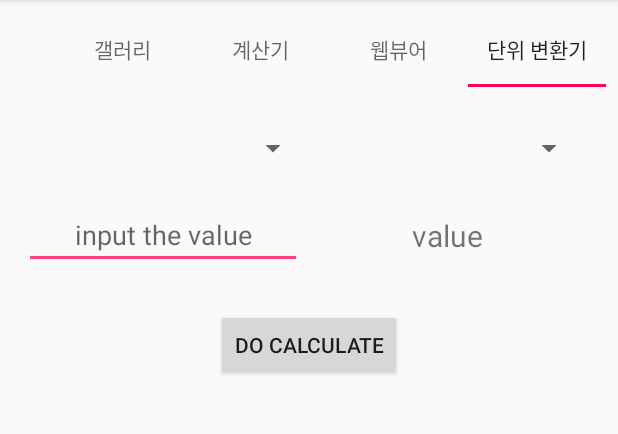
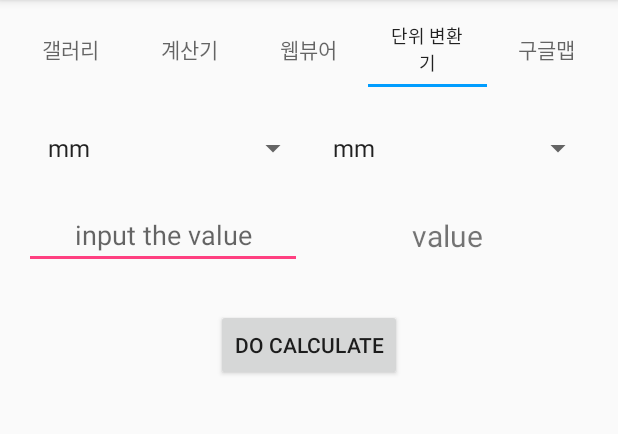
Before and after one commit to jhlee910609/MayProject, an Android app: the screen it shows after launch (MainActivity), tab 4 chosen, on a phone screen of 412 x 824 dp, the part 84-518 px from its top. Run offline under Robolectric (Android 15) with nearby library versions, the phone set to English and light mode, and no system bars.

Commit message:
====== modifiying code ======= 1. add googleMap. 2. add 'README' file.

```diff
--- a/app/build.gradle
+++ b/app/build.gradle
@@ -24,9 +24,12 @@ dependencies {
     androidTestCompile('com.android.support.test.espresso:espresso-core:2.2.2', {
         exclude group: 'com.android.support', module: 'support-annotations'
     })
+    // 구글맵 관련 라이브러리
     compile 'com.android.support:appcompat-v7:25.3.1'
     compile 'com.android.support.constraint:constraint-layout:1.0.2'
     compile 'com.android.support:support-v4:25.3.1'
     compile 'com.android.support:design:25.3.1'
+    compile 'com.google.android.gms:play-services-maps:10.2.6'
     testCompile 'junit:junit:4.12'
+    compile 'com.google.android.gms:play-services-ads:10.2.6'
 }
--- a/app/src/main/java/com/junhee/android/mayproject/CalFrag.java
+++ b/app/src/main/java/com/junhee/android/mayproject/CalFrag.java
@@ -51,8 +51,8 @@ public class CalFrag extends Fragment implements View.OnClickListener {
         view.findViewById(R.id.btnMulti).setOnClickListener(this);
         view.findViewById(R.id.btnDiv).setOnClickListener(this);
         view.findViewById(R.id.btnClear).setOnClickListener(this);
+        // 결과창 초기화
         init();
-
 
         return view;
     }
--- a/app/src/main/java/com/junhee/android/mayproject/MainActivity.java
+++ b/app/src/main/java/com/junhee/android/mayproject/MainActivity.java
@@ -15,7 +15,7 @@ public class MainActivity extends AppCompatActivity {
 
     TabLayout tab;
     ViewPager pager;
-    Fragment gallery, cal, webViewer, unitChanger;
+    Fragment gallery, cal, webViewer, unitChanger, map;
     List<Fragment> datas;
 
     @Override
@@ -30,30 +30,32 @@ public class MainActivity extends AppCompatActivity {
         tab.addTab(tab.newTab().setText("계산기"));
         tab.addTab(tab.newTab().setText("웹뷰어"));
         tab.addTab(tab.newTab().setText("단위 변환기"));
-
+        tab.addTab(tab.newTab().setText("구글맵"));
 
         // 2. 프레그먼트 생성
         gallery = new GalleryFrag();
         cal = new CalFrag();
         webViewer = new WebViewFrag();
         unitChanger = new UnitChangerFrag();
+        map = new MapFrag();
 
 
-        // 3. 데이터 구성
+        // 3. 뷰 페이저에 나타낼 데이터 구성 및 연결
         datas = new ArrayList<>();
         datas.add(gallery);
         datas.add(cal);
         datas.add(webViewer);
         datas.add(unitChanger);
+        datas.add(map);
 
-        // 3. 페이저 생성
+        // 4. 페이저 생성
         PagerAdapter adapter = new PagerAdapter(getSupportFragmentManager(), datas);
         pager.setAdapter(adapter);
 
+
+        // 5. 페이지 및 탭 넘길 때, 같이 넘어가도록 설정
         pager.addOnPageChangeListener(new TabLayout.TabLayoutOnPageChangeListener(tab));
         tab.addOnTabSelectedListener(new TabLayout.ViewPagerOnTabSelectedListener(pager));
-
-
     }
 }
 
--- /dev/null
+++ b/app/src/main/java/com/junhee/android/mayproject/MapFrag.java
@@ -0,0 +1,56 @@
+package com.junhee.android.mayproject;
+
+
+import android.os.Bundle;
+import android.support.v4.app.Fragment;
+import android.view.LayoutInflater;
+import android.view.View;
+import android.view.ViewGroup;
+
+import com.google.android.gms.maps.CameraUpdateFactory;
+import com.google.android.gms.maps.GoogleMap;
+import com.google.android.gms.maps.OnMapReadyCallback;
+import com.google.android.gms.maps.SupportMapFragment;
+import com.google.android.gms.maps.model.CameraPosition;
+import com.google.android.gms.maps.model.LatLng;
+import com.google.android.gms.maps.model.MarkerOptions;
+
+import static com.junhee.android.mayproject.R.id.map;
+
+/**
+ * A simple {@link Fragment} subclass.
+ */
+public class MapFrag extends Fragment implements OnMapReadyCallback {
+
+
+    public MapFrag() {
+        // Required empty public constructor
+    }
+
+
+    @Override
+    public View onCreateView(LayoutInflater inflater, ViewGroup container,
+                             Bundle savedInstanceState) {
+        // Inflate the layout for this fragment
+        View view =  inflater.inflate(R.layout.fragment_map, container, false);
+        SupportMapFragment mapFragment = (SupportMapFragment) getChildFragmentManager().findFragmentById(map);
+        mapFragment.getMapAsync(this);
+
+        return view;
+    }
+
+    @Override
+    public void onMapReady(GoogleMap googleMap) {
+
+        // 좌표만 생성
+        LatLng home = new LatLng(37.321362, 127.087111);
+        // 좌표를 적용
+        CameraPosition cp = new CameraPosition.Builder().target((home)).zoom(15).build();
+        // 1. 마커를 화면에 그린다
+        MarkerOptions marker = new MarkerOptions().position(home);
+        marker.title("우리 집");
+        googleMap.addMarker(marker);
+        // 2. 앱의 중심을 해당 좌표로 이동시킨다. >                   // 좌표 // 줌 레벨
+        googleMap.moveCamera(CameraUpdateFactory.newLatLngZoom(home, 10));
+    }
+}
--- a/app/src/main/java/com/junhee/android/mayproject/UnitChangerFrag.java
+++ b/app/src/main/java/com/junhee/android/mayproject/UnitChangerFrag.java
@@ -20,6 +20,7 @@ public class UnitChangerFrag extends Fragment {
     private TextView result_txt;
     private EditText input_editor;
     private String units[] = {"mm", "cm", "m", "km"};
+    View view;
 
 
     public UnitChangerFrag() {
@@ -31,31 +32,90 @@ public class UnitChangerFrag extends Fragment {
     public View onCreateView(LayoutInflater inflater, ViewGroup container,
                              Bundle savedInstanceState) {
         // Inflate the layout for this fragment
-        View view = inflater.inflate(R.layout.activity_unit_changer_frag, container, false);
+        view = inflater.inflate(R.layout.activity_unit_changer_frag, container, false);
         before = (Spinner) view.findViewById(R.id.spin_before);
         after = (Spinner) view.findViewById(R.id.spin_after);
         input_editor = (EditText) view.findViewById(R.id.edit_input);
         result_txt = (TextView) view.findViewById(R.id.resutl_txt);
 
 
-        //TODO 예제랑 달라 문제 발생할지도 모름
-        beforItem();
-        afterItem();
 
 
+
+        //TODO 예제랑 달라 문제 발생할지도 모름
+        ArrayAdapter<String> adapter1 = new ArrayAdapter<>(view.getContext(), android.R.layout.simple_list_item_1, units);
+        adapter1.setDropDownViewResource(android.R.layout.simple_spinner_dropdown_item);
+        before.setAdapter(adapter1);
+
+
+        ArrayAdapter<String> adapter2 = new ArrayAdapter<>(view.getContext(), android.R.layout.simple_list_item_1, units);
+        adapter2.setDropDownViewResource(android.R.layout.simple_spinner_dropdown_item);
+        after.setAdapter(adapter2);
+
         return view;
-    }
-    private void beforItem(){
-        ArrayAdapter<String> unitAdapter;
-        unitAdapter = ArrayAdapter.createFromResource(,R.array.unit_array, android.R.layout.simple_list_item_1);
-        unitAdapter.setDropDownViewResource(android.R.layout.simple_spinner_dropdown_item);
-        before.setAdapter(unitAdapter);
-    }
 
-    private void afterItem(){
-        ArrayAdapter<String> unitAdapter;
-        unitAdapter = ArrayAdapter.createFromResource(this,R.array.unit_array, android.R.layout.simple_list_item_1);
-        unitAdapter.setDropDownViewResource(android.R.layout.simple_spinner_dropdown_item);
-        after.setAdapter(unitAdapter);
+        // 1. before에서 아이템 선택
+        // ====== before.setOnItemSelectedListener(); ======
+        // 1.1 이때 선택한 아이템의 포지션 저장
+
+        // ====== after.setOnItemSelectedListener(); =======
+        // 2. after 아이템
+        // 2,1 이때 선택한 아이템의 포지션 저장
+
+        // ===== doCalculate (); ======
+        // 3. 계산 로직 작성
+        // 3.1 before.getselecteditempos과 after.getselecteditempos 비교
+        // 3.2  == 그대로 출력
+        // 3.3 > 곱하기로
+        // 3.4 * 로
+
+        // 3. textView에 띄운다
+
+
+
+/*
+        before.setOnItemSelectedListener(new AdapterView.OnItemSelectedListener() {
+            @Override
+            public void onItemSelected(AdapterView<?> parent, View view, int position, long id) {
+                switch (position){
+                    case 0:
+                        beforePos = 0;
+                        break;
+
+
+                }
+
+            }
+
+            @Override
+            public void onNothingSelected(AdapterView<?> parent) {
+
+            }
+        });
+
+        after.setOnItemSelectedListener(new AdapterView.OnItemSelectedListener() {
+            @Override
+            public void onItemSelected(AdapterView<?> parent, View view, int position, long id) {
+
+            }
+
+            @Override
+            public void onNothingSelected(AdapterView<?> parent) {
+
+            }
+        });
+
+
+
+        String strInput=input_editor.getText().toString();
+        int tempInput = Integer.parseInt(strInput);
+
+
+      **/
+
+
+
+
+
     }
 }
--- a/app/src/main/java/com/junhee/android/mayproject/WebViewFrag.java
+++ b/app/src/main/java/com/junhee/android/mayproject/WebViewFrag.java
@@ -49,8 +49,8 @@ public class WebViewFrag extends Fragment implements View.OnClickListener {
         webView.setWebChromeClient(new WebChromeClient());
 
         // 3. uri 호출하기
-        String temp = editText.getText().toString();
-        loadUrl(temp);
+        // String temp = editText.getText().toString();
+        // loadUrl(temp);
         // ----- making clickListener on the buttons -------
         btnFront.setOnClickListener(this);
         btnGo.setOnClickListener(this);
--- a/app/src/main/java/com/junhee/android/mayproject/domain/Loader.java
+++ b/app/src/main/java/com/junhee/android/mayproject/domain/Loader.java
@@ -17,7 +17,7 @@ public class Loader {
 
         for (int i = 1; i <= 13; i++) {
             Img_data data = new Img_data();
-            data.setTitle("IU 앨범" + "[ " + i + " ]");
+            data.setTitle("IU 앨범 " + "[ " + i + " ]");
             data.setImage("iu_" + i, context);
             datas.add(data);
 
--- a/app/src/main/res/layout/activity_main.xml
+++ b/app/src/main/res/layout/activity_main.xml
@@ -19,20 +19,28 @@
         app:layout_constraintHorizontal_bias="0.0"
         app:layout_constraintLeft_toLeftOf="parent"
         app:layout_constraintRight_toRightOf="parent"
-        app:layout_constraintTop_toBottomOf="@+id/tab"></android.support.v4.view.ViewPager>
+        app:layout_constraintTop_toBottomOf="@+id/tab"
+        app:layout_constraintVertical_bias="0.0"
+        android:layout_marginStart="8dp"
+        android:layout_marginEnd="8dp">
+
+    </android.support.v4.view.ViewPager>
 
     <android.support.design.widget.TabLayout
-        android:layout_width="368dp"
+        android:id="@+id/tab"
+        android:layout_width="0dp"
         android:layout_height="50dp"
+        android:layout_marginLeft="8dp"
+        android:layout_marginRight="8dp"
+        app:tabGravity="center"
+        android:layout_marginTop="8dp"
+        app:layout_constraintHorizontal_bias="1.0"
+        app:layout_constraintLeft_toLeftOf="parent"
+        app:layout_constraintRight_toRightOf="parent"
         app:layout_constraintTop_toTopOf="parent"
-        android:layout_marginTop="8dp"
-        android:id="@+id/tab"
         app:tabIndicatorColor="@color/tab_indicator"
-        android:layout_marginLeft="8dp"
-        app:layout_constraintLeft_toLeftOf="parent"
-        android:layout_marginRight="8dp"
-        app:layout_constraintRight_toRightOf="parent"
-        app:layout_constraintHorizontal_bias="1.0">
+        android:layout_marginStart="8dp"
+        android:layout_marginEnd="8dp">
 
     </android.support.design.widget.TabLayout>
 </android.support.constraint.ConstraintLayout>
--- a/app/src/main/res/layout/activity_unit_changer_frag.xml
+++ b/app/src/main/res/layout/activity_unit_changer_frag.xml
@@ -7,18 +7,18 @@
     tools:context="com.junhee.android.mayproject.UnitChangerFrag">
 
     <LinearLayout
-        android:layout_width="368dp"
+        android:id="@+id/linearLayout5"
+        android:layout_width="match_parent"
         android:layout_height="50dp"
+        android:layout_marginEnd="8dp"
+        android:layout_marginLeft="8dp"
+        android:layout_marginRight="8dp"
+        android:layout_marginStart="8dp"
+        android:layout_marginTop="8dp"
+        android:gravity="center"
         android:orientation="horizontal"
-        android:layout_marginLeft="8dp"
         app:layout_constraintLeft_toLeftOf="parent"
-        android:layout_marginRight="8dp"
-        android:gravity="center"
         app:layout_constraintRight_toRightOf="parent"
-        android:layout_marginStart="8dp"
-        android:layout_marginEnd="8dp"
-        android:id="@+id/linearLayout5"
-        android:layout_marginTop="8dp"
         app:layout_constraintTop_toTopOf="parent">
 
         <Spinner
@@ -34,17 +34,20 @@
             android:layout_width="match_parent"
             android:layout_height="wrap_content"
             android:layout_weight="1"
-            android:prompt="@string/unit_prompt"
-            android:gravity="center" />
+            android:gravity="center"
+            android:prompt="@string/unit_prompt" />
 
 
     </LinearLayout>
 
     <GridLayout
+        android:id="@+id/gridLayout"
         android:layout_width="0dp"
         android:layout_height="50dp"
+        android:layout_marginEnd="8dp"
         android:layout_marginLeft="8dp"
         android:layout_marginRight="8dp"
+        android:layout_marginStart="8dp"
         android:layout_marginTop="8dp"
         android:columnCount="2"
         app:layout_constraintBottom_toBottomOf="parent"
@@ -52,10 +55,7 @@
         app:layout_constraintLeft_toLeftOf="parent"
         app:layout_constraintRight_toRightOf="parent"
         app:layout_constraintTop_toBottomOf="@+id/linearLayout5"
-        app:layout_constraintVertical_bias="0.0"
-        android:layout_marginStart="8dp"
-        android:layout_marginEnd="8dp"
-        android:id="@+id/gridLayout">
+        app:layout_constraintVertical_bias="0.0">
 
         <EditText
             android:id="@+id/edit_input"
--- a/app/src/main/res/values/colors.xml
+++ b/app/src/main/res/values/colors.xml
@@ -7,5 +7,5 @@
     <color name="cal_preview">#FFFFFCC9</color>
     <color name="background_color">#f9d4e1</color>
     <color name="button_stroke">#FF000000</color>
-    <color name="tab_indicator">#FFFF0057</color>
+    <color name="tab_indicator">#009dff</color>
 </resources>
```
Also changed, not shown: app/src/debug/res/values/google_maps_api.xml (added, +26 -0 lines), app/src/main/AndroidManifest.xml (+22 -1 lines), app/src/main/res/layout/fragment_gallery.xml (+15 -4 lines), app/src/main/res/layout/fragment_map.xml (added, +14 -0 lines), app/src/main/res/values/strings.xml (+13 -1 lines), 1 other file.
